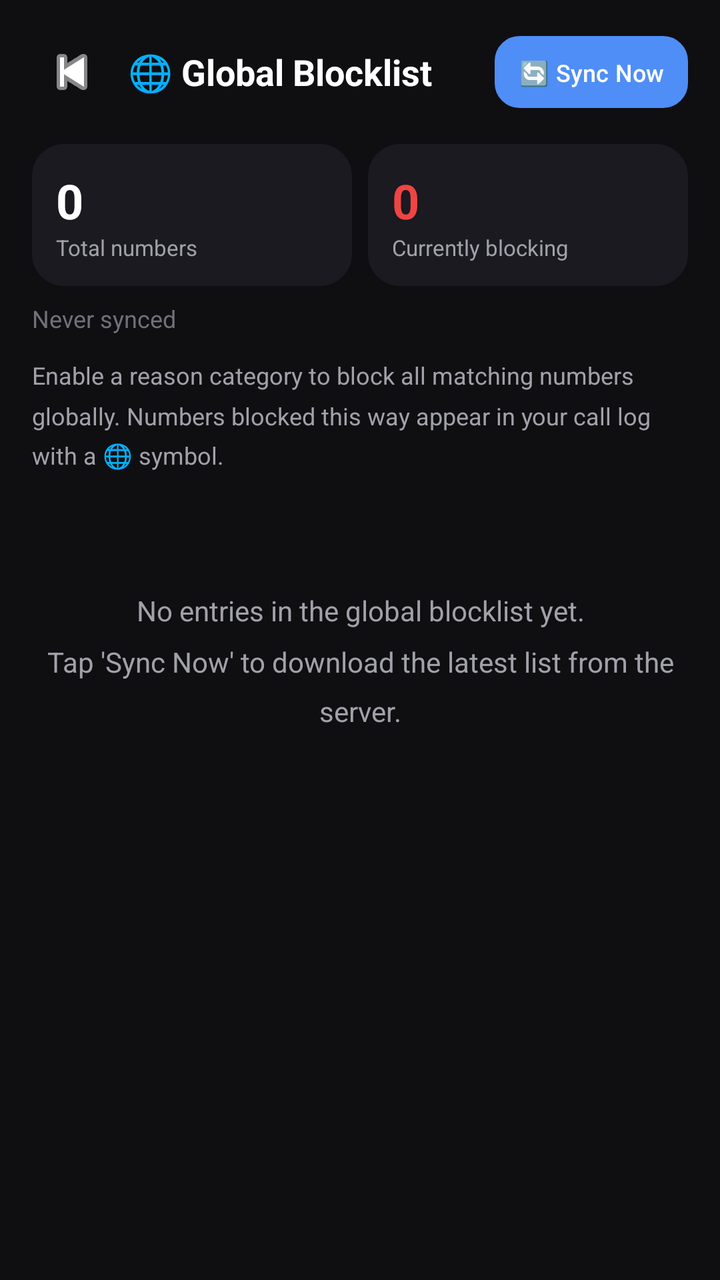
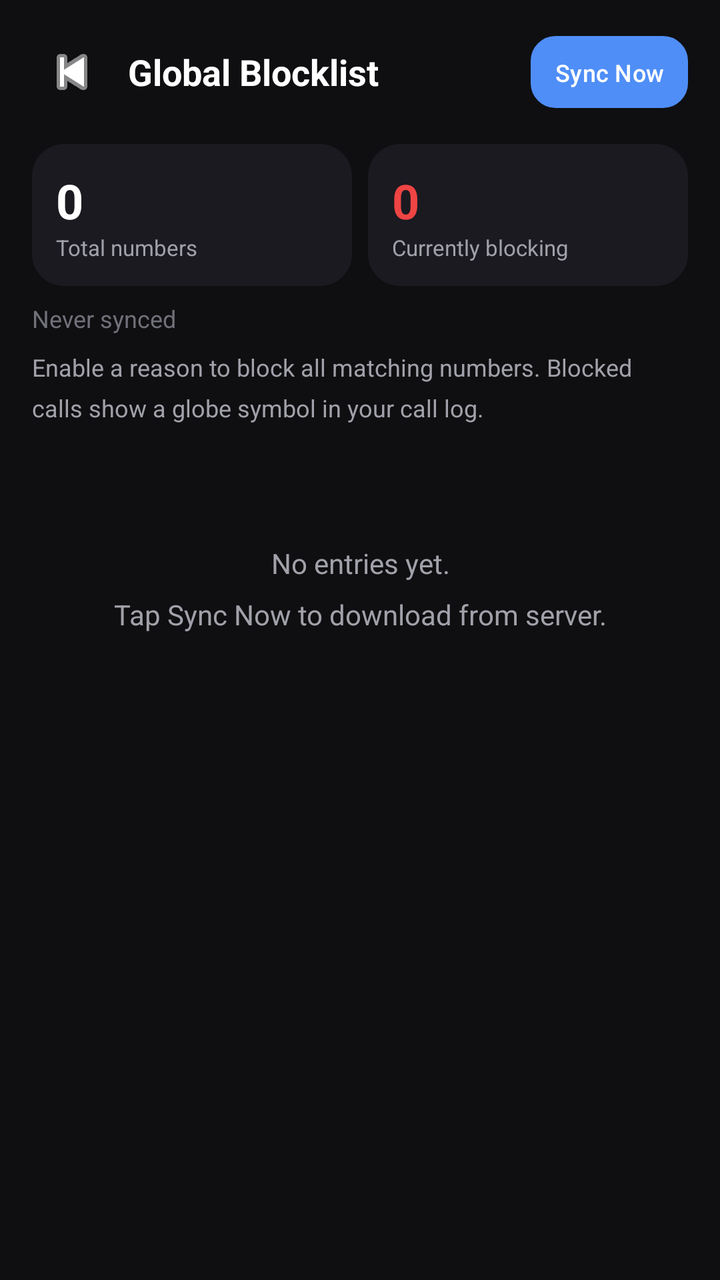

Two renders of the same Android screen: before a commit and after it. Below are the layout's source before the change and the commit's diff.
<!-- AndroidManifest.xml: application theme Theme.CallFilter -->
<!-- res/layout/activity_global_blocklist.xml -->
<?xml version="1.0" encoding="utf-8"?>
<LinearLayout xmlns:android="http://schemas.android.com/apk/res/android"
    android:layout_width="match_parent"
    android:layout_height="match_parent"
    android:orientation="vertical"
    android:background="@color/bg">

    
    <LinearLayout
        android:layout_width="match_parent"
        android:layout_height="wrap_content"
        android:orientation="horizontal"
        android:gravity="center_vertical"
        android:padding="16dp">
        <ImageButton
            android:id="@+id/btnBack"
            android:layout_width="40dp"
            android:layout_height="40dp"
            android:src="@android:drawable/ic_media_previous"
            android:background="?android:attr/selectableItemBackgroundBorderless"
            android:tint="@color/text"
            android:contentDescription="Back"/>
        <TextView
            android:layout_width="0dp"
            android:layout_weight="1"
            android:layout_height="wrap_content"
            android:text="🌐 Global Blocklist"
            android:textSize="18sp"
            android:textStyle="bold"
            android:textColor="@color/text"
            android:layout_marginStart="8dp"/>
        <Button
            android:id="@+id/btnGlobalSync"
            android:layout_width="wrap_content"
            android:layout_height="36dp"
            android:text="🔄 Sync Now"
            android:textSize="12sp"
            android:textColor="@color/text"
            android:background="@drawable/btn_type_inactive"
            android:paddingStart="12dp"
            android:paddingEnd="12dp"
            android:minWidth="0dp"/>
    </LinearLayout>

    
    <LinearLayout
        android:layout_width="match_parent"
        android:layout_height="wrap_content"
        android:orientation="horizontal"
        android:paddingStart="16dp"
        android:paddingEnd="16dp"
        android:paddingBottom="8dp"
        android:gravity="center_vertical">
        <LinearLayout
            android:layout_width="0dp"
            android:layout_weight="1"
            android:layout_height="wrap_content"
            android:orientation="vertical"
            android:background="@drawable/card_bg"
            android:padding="12dp"
            android:layout_marginEnd="8dp">
            <TextView
                android:id="@+id/globalTotalEntries"
                android:layout_width="wrap_content"
                android:layout_height="wrap_content"
                android:text="0"
                android:textSize="24sp"
                android:textStyle="bold"
                android:textColor="@color/text"/>
            <TextView
                android:layout_width="wrap_content"
                android:layout_height="wrap_content"
                android:text="Total numbers"
                android:textSize="11sp"
                android:textColor="@color/subtext"/>
        </LinearLayout>
        <LinearLayout
            android:layout_width="0dp"
            android:layout_weight="1"
            android:layout_height="wrap_content"
            android:orientation="vertical"
            android:background="@drawable/card_bg"
            android:padding="12dp">
            <TextView
                android:id="@+id/globalActiveCount"
                android:layout_width="wrap_content"
                android:layout_height="wrap_content"
                android:text="0"
                android:textSize="24sp"
                android:textStyle="bold"
                android:textColor="@color/reject"/>
            <TextView
                android:layout_width="wrap_content"
                android:layout_height="wrap_content"
                android:text="Currently blocking"
                android:textSize="11sp"
                android:textColor="@color/subtext"/>
        </LinearLayout>
    </LinearLayout>

    
    <TextView
        android:id="@+id/globalLastSync"
        android:layout_width="wrap_content"
        android:layout_height="wrap_content"
        android:text="Never synced"
        android:textSize="12sp"
        android:textColor="@color/muted"
        android:paddingStart="16dp"
        android:paddingEnd="16dp"
        android:paddingBottom="12dp"/>

    
    <TextView
        android:layout_width="match_parent"
        android:layout_height="wrap_content"
        android:text="Enable a reason category to block all matching numbers globally. Numbers blocked this way appear in your call log with a 🌐 symbol."
        android:textSize="12sp"
        android:textColor="@color/subtext"
        android:paddingStart="16dp"
        android:paddingEnd="16dp"
        android:paddingBottom="12dp"
        android:lineSpacingMultiplier="1.4"/>

    
    <ScrollView
        android:layout_width="match_parent"
        android:layout_height="0dp"
        android:layout_weight="1">
        <LinearLayout
            android:id="@+id/globalReasonsContainer"
            android:layout_width="match_parent"
            android:layout_height="wrap_content"
            android:orientation="vertical"
            android:paddingStart="16dp"
            android:paddingEnd="16dp"
            android:paddingBottom="24dp">

            <TextView
                android:id="@+id/globalEmptyView"
                android:layout_width="match_parent"
                android:layout_height="wrap_content"
                android:text="No entries in the global blocklist yet.\nTap 'Sync Now' to download the latest list from the server."
                android:textSize="14sp"
                android:textColor="@color/subtext"
                android:gravity="center"
                android:paddingTop="48dp"
                android:lineSpacingMultiplier="1.5"
                android:visibility="visible"/>
        </LinearLayout>
    </ScrollView>
</LinearLayout>
<!-- resources referenced by this layout -->
<resources>
  <color name="bg">#0F0F12</color>
  <color name="muted">#71717A</color>
  <color name="reject">#EF4444</color>
  <color name="subtext">#A1A1AA</color>
  <color name="text">#FFFFFF</color>
  <!-- drawable btn_type_inactive (drawable) -->
  <?xml version="1.0" encoding="utf-8"?>
  <shape xmlns:android="http://schemas.android.com/apk/res/android" android:shape="rectangle">
      <corners android:radius="12dp"/>
      <solid android:color="#22232A"/>
      <stroke android:width="1dp" android:color="#2D2E36"/>
  </shape>
  <!-- drawable card_bg (drawable) -->
  <?xml version="1.0" encoding="utf-8"?>
  <shape xmlns:android="http://schemas.android.com/apk/res/android" android:shape="rectangle">
      <corners android:radius="16dp"/>
      <solid android:color="#1A1A20"/>
  </shape>
  <style name="Theme.CallFilter" parent="Theme.Material3.DayNight.NoActionBar">
          <item name="android:windowBackground">@color/bg</item>
          <item name="android:statusBarColor">@color/bg</item>
          <item name="android:navigationBarColor">@color/bg</item>
          <item name="android:windowLightStatusBar">false</item>
          <item name="colorPrimary">@color/accent</item>
          <item name="colorOnPrimary">@color/white</item>
          <item name="android:textColor">@color/text</item>
      </style>
  <color name="accent">#4F8EF7</color>
  <color name="white">#FFFFFF</color>
</resources>

<!-- the commit's change to res/layout/activity_global_blocklist.xml (unified diff, before → after) -->
@@ -1,152 +1,71 @@
 <?xml version="1.0" encoding="utf-8"?>
 <LinearLayout xmlns:android="http://schemas.android.com/apk/res/android"
-    android:layout_width="match_parent"
-    android:layout_height="match_parent"
-    android:orientation="vertical"
-    android:background="@color/bg">
+    android:layout_width="match_parent" android:layout_height="match_parent"
+    android:orientation="vertical" android:background="@color/bg">
 
-    
-    <LinearLayout
-        android:layout_width="match_parent"
-        android:layout_height="wrap_content"
-        android:orientation="horizontal"
-        android:gravity="center_vertical"
-        android:padding="16dp">
-        <ImageButton
-            android:id="@+id/btnBack"
-            android:layout_width="40dp"
-            android:layout_height="40dp"
+    <LinearLayout android:layout_width="match_parent" android:layout_height="wrap_content"
+        android:orientation="horizontal" android:gravity="center_vertical" android:padding="16dp">
+        <ImageButton android:id="@+id/btnBack"
+            android:layout_width="40dp" android:layout_height="40dp"
             android:src="@android:drawable/ic_media_previous"
             android:background="?android:attr/selectableItemBackgroundBorderless"
-            android:tint="@color/text"
-            android:contentDescription="Back"/>
-        <TextView
-            android:layout_width="0dp"
-            android:layout_weight="1"
-            android:layout_height="wrap_content"
-            android:text="🌐 Global Blocklist"
-            android:textSize="18sp"
-            android:textStyle="bold"
-            android:textColor="@color/text"
+            android:tint="@color/text" android:contentDescription="Back"/>
+        <TextView android:layout_width="0dp" android:layout_weight="1"
+            android:layout_height="wrap_content" android:text="Global Blocklist"
+            android:textSize="18sp" android:textStyle="bold" android:textColor="@color/text"
             android:layout_marginStart="8dp"/>
-        <Button
-            android:id="@+id/btnGlobalSync"
-            android:layout_width="wrap_content"
-            android:layout_height="36dp"
-            android:text="🔄 Sync Now"
-            android:textSize="12sp"
-            android:textColor="@color/text"
+        <Button android:id="@+id/btnGlobalSync"
+            android:layout_width="wrap_content" android:layout_height="36dp"
+            android:text="Sync Now" android:textSize="12sp" android:textColor="@color/text"
             android:background="@drawable/btn_type_inactive"
-            android:paddingStart="12dp"
-            android:paddingEnd="12dp"
-            android:minWidth="0dp"/>
+            android:paddingStart="12dp" android:paddingEnd="12dp" android:minWidth="0dp"/>
     </LinearLayout>
 
-    
-    <LinearLayout
-        android:layout_width="match_parent"
-        android:layout_height="wrap_content"
-        android:orientation="horizontal"
-        android:paddingStart="16dp"
-        android:paddingEnd="16dp"
-        android:paddingBottom="8dp"
-        android:gravity="center_vertical">
-        <LinearLayout
-            android:layout_width="0dp"
-            android:layout_weight="1"
-            android:layout_height="wrap_content"
-            android:orientation="vertical"
-            android:background="@drawable/card_bg"
-            android:padding="12dp"
-            android:layout_marginEnd="8dp">
-            <TextView
-                android:id="@+id/globalTotalEntries"
-                android:layout_width="wrap_content"
-                android:layout_height="wrap_content"
-                android:text="0"
-                android:textSize="24sp"
-                android:textStyle="bold"
-                android:textColor="@color/text"/>
-            <TextView
-                android:layout_width="wrap_content"
-                android:layout_height="wrap_content"
-                android:text="Total numbers"
-                android:textSize="11sp"
-                android:textColor="@color/subtext"/>
+    <LinearLayout android:layout_width="match_parent" android:layout_height="wrap_content"
+        android:orientation="horizontal" android:paddingStart="16dp" android:paddingEnd="16dp"
+        android:paddingBottom="8dp">
+        <LinearLayout android:layout_width="0dp" android:layout_weight="1"
+            android:layout_height="wrap_content" android:orientation="vertical"
+            android:background="@drawable/card_bg" android:padding="12dp" android:layout_marginEnd="8dp">
+            <TextView android:id="@+id/globalTotalEntries"
+                android:layout_width="wrap_content" android:layout_height="wrap_content"
+                android:text="0" android:textSize="24sp" android:textStyle="bold" android:textColor="@color/text"/>
+            <TextView android:layout_width="wrap_content" android:layout_height="wrap_content"
+                android:text="Total numbers" android:textSize="11sp" android:textColor="@color/subtext"/>
         </LinearLayout>
-        <LinearLayout
-            android:layout_width="0dp"
-            android:layout_weight="1"
-            android:layout_height="wrap_content"
-            android:orientation="vertical"
-            android:background="@drawable/card_bg"
-            android:padding="12dp">
-            <TextView
-                android:id="@+id/globalActiveCount"
-                android:layout_width="wrap_content"
-                android:layout_height="wrap_content"
-                android:text="0"
-                android:textSize="24sp"
-                android:textStyle="bold"
-                android:textColor="@color/reject"/>
-            <TextView
-                android:layout_width="wrap_content"
-                android:layout_height="wrap_content"
-                android:text="Currently blocking"
-                android:textSize="11sp"
-                android:textColor="@color/subtext"/>
+        <LinearLayout android:layout_width="0dp" android:layout_weight="1"
+            android:layout_height="wrap_content" android:orientation="vertical"
+            android:background="@drawable/card_bg" android:padding="12dp">
+            <TextView android:id="@+id/globalActiveCount"
+                android:layout_width="wrap_content" android:layout_height="wrap_content"
+                android:text="0" android:textSize="24sp" android:textStyle="bold" android:textColor="@color/reject"/>
+            <TextView android:layout_width="wrap_content" android:layout_height="wrap_content"
+                android:text="Currently blocking" android:textSize="11sp" android:textColor="@color/subtext"/>
         </LinearLayout>
     </LinearLayout>
 
-    
-    <TextView
-        android:id="@+id/globalLastSync"
-        android:layout_width="wrap_content"
-        android:layout_height="wrap_content"
-        android:text="Never synced"
-        android:textSize="12sp"
-        android:textColor="@color/muted"
-        android:paddingStart="16dp"
-        android:paddingEnd="16dp"
-        android:paddingBottom="12dp"/>
+    <TextView android:id="@+id/globalLastSync"
+        android:layout_width="wrap_content" android:layout_height="wrap_content"
+        android:text="Never synced" android:textSize="12sp" android:textColor="@color/muted"
+        android:paddingStart="16dp" android:paddingEnd="16dp" android:paddingBottom="8dp"/>
 
-    
-    <TextView
-        android:layout_width="match_parent"
-        android:layout_height="wrap_content"
-        android:text="Enable a reason category to block all matching numbers globally. Numbers blocked this way appear in your call log with a 🌐 symbol."
-        android:textSize="12sp"
-        android:textColor="@color/subtext"
-        android:paddingStart="16dp"
-        android:paddingEnd="16dp"
-        android:paddingBottom="12dp"
+    <TextView android:layout_width="match_parent" android:layout_height="wrap_content"
+        android:text="Enable a reason to block all matching numbers. Blocked calls show a globe symbol in your call log."
+        android:textSize="12sp" android:textColor="@color/subtext"
+        android:paddingStart="16dp" android:paddingEnd="16dp" android:paddingBottom="12dp"
         android:lineSpacingMultiplier="1.4"/>
 
-    
-    <ScrollView
-        android:layout_width="match_parent"
-        android:layout_height="0dp"
-        android:layout_weight="1">
-        <LinearLayout
-            android:id="@+id/globalReasonsContainer"
-            android:layout_width="match_parent"
-            android:layout_height="wrap_content"
-            android:orientation="vertical"
-            android:paddingStart="16dp"
-            android:paddingEnd="16dp"
-            android:paddingBottom="24dp">
-
-            <TextView
-                android:id="@+id/globalEmptyView"
-                android:layout_width="match_parent"
-                android:layout_height="wrap_content"
-                android:text="No entries in the global blocklist yet.\nTap 'Sync Now' to download the latest list from the server."
-                android:textSize="14sp"
-                android:textColor="@color/subtext"
-                android:gravity="center"
-                android:paddingTop="48dp"
-                android:lineSpacingMultiplier="1.5"
-                android:visibility="visible"/>
+    <ScrollView android:layout_width="match_parent" android:layout_height="0dp" android:layout_weight="1">
+        <LinearLayout android:id="@+id/globalReasonsContainer"
+            android:layout_width="match_parent" android:layout_height="wrap_content"
+            android:orientation="vertical" android:paddingStart="16dp"
+            android:paddingEnd="16dp" android:paddingBottom="24dp">
+            <TextView android:id="@+id/globalEmptyView"
+                android:layout_width="match_parent" android:layout_height="wrap_content"
+                android:text="No entries yet.\nTap Sync Now to download from server."
+                android:textSize="14sp" android:textColor="@color/subtext"
+                android:gravity="center" android:paddingTop="48dp"
+                android:lineSpacingMultiplier="1.5" android:visibility="visible"/>
         </LinearLayout>
     </ScrollView>
 </LinearLayout>
